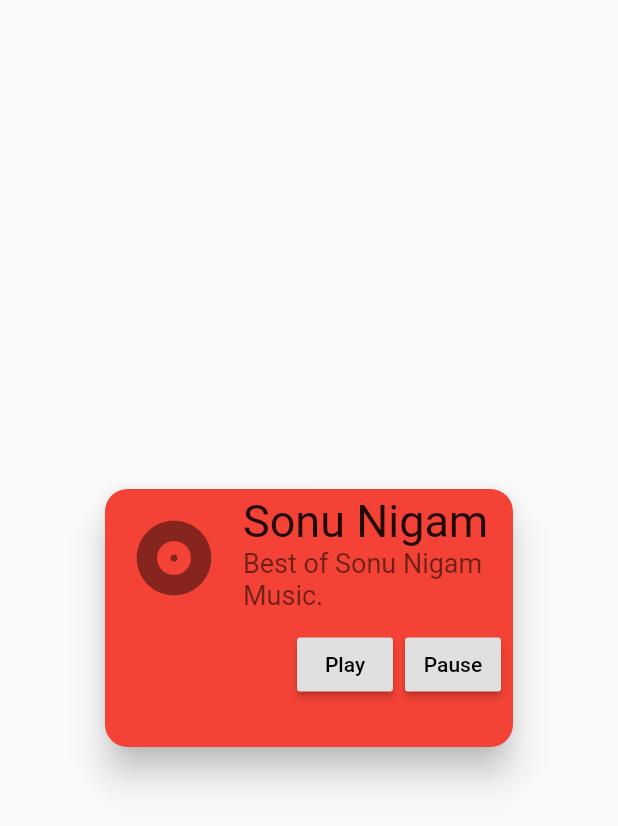
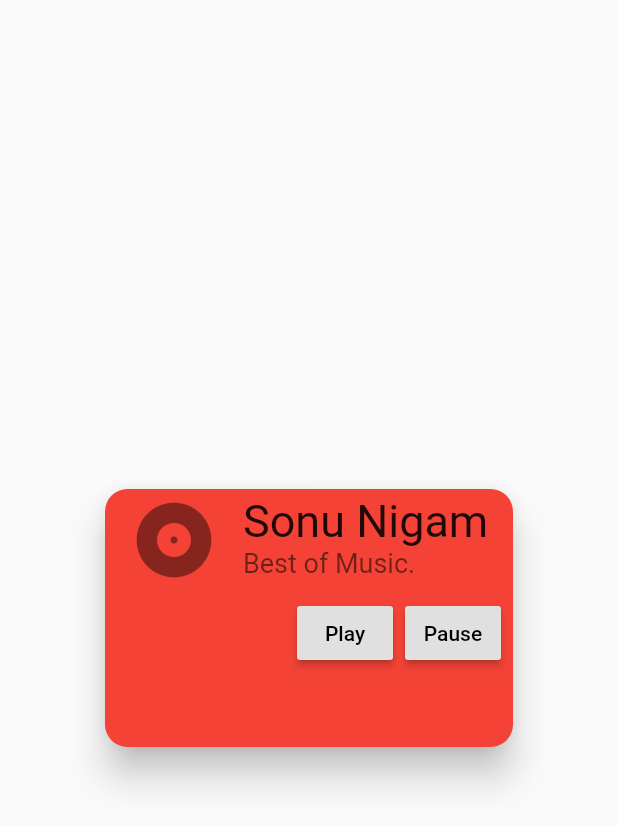
Before and after one commit to imsanjoykb/Flutter-For-Beginners, a Flutter app: the MyCardWidget widget shown alone on an empty page, opened directly, on a phone screen of 412 x 824 dp. Shown: the top 826 px of the screen. Run offline on Flutter 3.47's test engine with Material 2 defaults, Android fonts, the phone set to English and light mode, and no system bars; missing offline and left inert: dart:html.

Commit message:
Card Edited

```diff
--- a/lib/cardFlutter.dart
+++ b/lib/cardFlutter.dart
@@ -39,7 +39,7 @@
             const ListTile(
               leading: Icon(Icons.album, size: 60),
               title: Text('Sonu Nigam', style: TextStyle(fontSize: 30.0)),
-              subtitle: Text('Best of Sonu Nigam Music.', style: TextStyle(fontSize: 18.0)),
+              subtitle: Text('Best of Music.', style: TextStyle(fontSize: 18.0)),
             ),
             ButtonBar(
               children: <Widget>[
```
